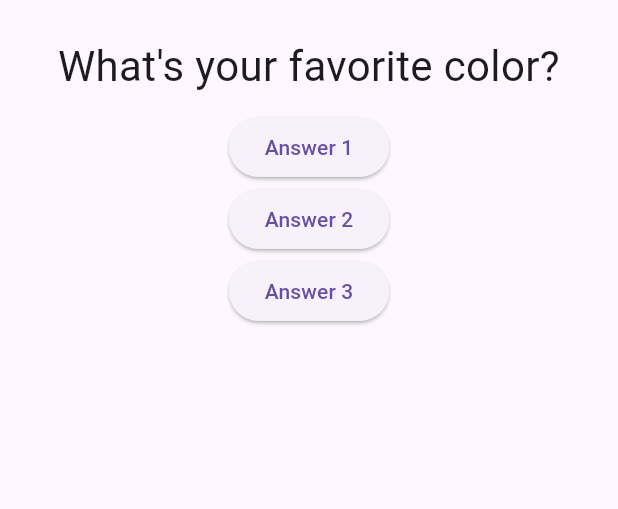
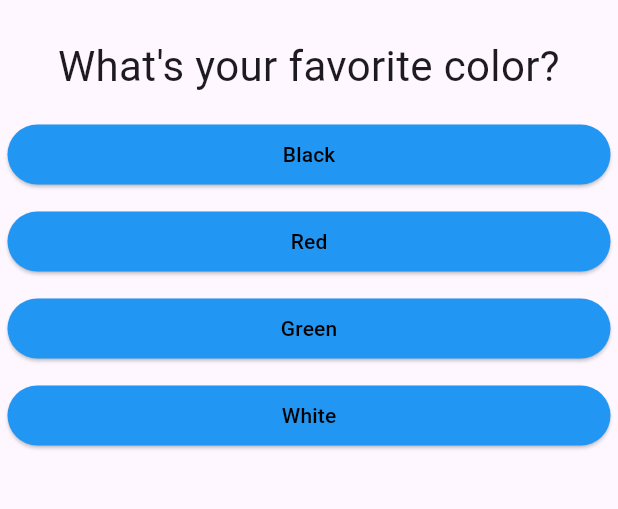
Before and after one commit to yenser/flutter_course, a Flutter app: the screen it shows after launch, on a phone screen of 412 x 824 dp, the part 63-572 px from its top. Run offline on Flutter 3.47's test engine with Material 2 defaults, Android fonts, the phone set to English and light mode, and no system bars.

Commit message:
11/12/2022

```diff
--- /dev/null
+++ b/lib/answer.dart
@@ -0,0 +1,22 @@
+import 'package:flutter/material.dart';
+
+class Answer extends StatelessWidget {
+  // const Answer({super.key});
+  final VoidCallback onPressed;
+  final String answerText;
+
+  const Answer(this.onPressed, this.answerText, {super.key});
+
+  @override
+  Widget build(BuildContext context) {
+    return Container(
+        width: double.infinity,
+        margin: const EdgeInsets.all(5),
+        child: ElevatedButton(
+          onPressed: onPressed,
+          style: ElevatedButton.styleFrom(
+              backgroundColor: Colors.blue, foregroundColor: Colors.black),
+          child: Text(answerText),
+        ));
+  }
+}
--- a/lib/main.dart
+++ b/lib/main.dart
@@ -1,5 +1,6 @@
 import 'package:flutter/material.dart';
 import 'package:flutter_course/question.dart';
+import 'package:flutter_course/answer.dart';
 
 // void main() {
 //   runApp(const MyApp());
@@ -16,9 +17,15 @@ class MyApp extends StatefulWidget {
 
 class _MyAppState extends State<MyApp> {
   int _questionIndex = 0;
-  var questions = [
-    'What\'s your favorite color?',
-    'What\'s your favorite animal?'
+  static const questions = [
+    {
+      'questionText': 'What\'s your favorite color?',
+      'answers': ['Black', 'Red', 'Green', 'White']
+    },
+    {
+      'questionText': 'What\'s your favorite animal?',
+      'answers': ['Rabbit', 'Snake', 'Elephant', 'Lion']
+    }
   ];
 
   void _answerQuestion() {
@@ -42,10 +49,11 @@ class _MyAppState extends State<MyApp> {
         ),
         body: Column(
           children: [
-            Question(questions[_questionIndex]),
-            ElevatedButton(onPressed: _answerQuestion, child: Text('Answer 1')),
-            ElevatedButton(onPressed: _answerQuestion, child: Text('Answer 2')),
-            ElevatedButton(onPressed: _answerQuestion, child: Text('Answer 3')),
+            Question(questions[_questionIndex]['questionText'] as String),
+            ...(questions[_questionIndex]['answers'] as List<String>)
+                .map((answer) {
+              return Answer(_answerQuestion, answer);
+            })
           ],
         ),
       ),
```
